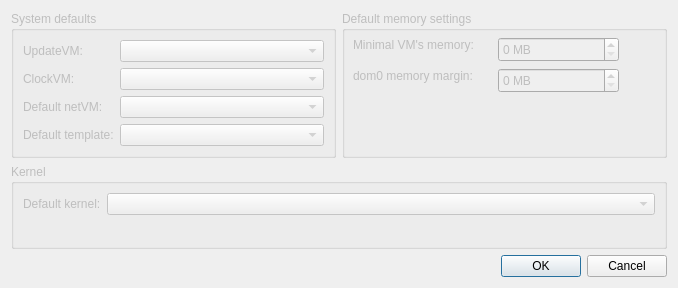
QubesOS/qubes-manager, file globalsettingsdlg.ui: the form before one commit.
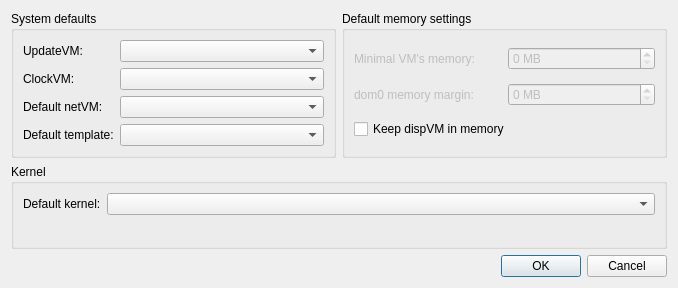
The form after the commit.

Commit message: Global settings dialog.

Patch:
```diff
--- a/globalsettingsdlg.ui
+++ b/globalsettingsdlg.ui
@@ -17,7 +17,7 @@
    <item row="0" column="0">
     <widget class="QGroupBox" name="groupBox">
      <property name="enabled">
-      <bool>false</bool>
+      <bool>true</bool>
      </property>
      <property name="title">
       <string>System defaults</string>
@@ -81,64 +81,52 @@
    <item row="0" column="1">
     <widget class="QGroupBox" name="groupBox_3">
      <property name="enabled">
-      <bool>false</bool>
+      <bool>true</bool>
      </property>
      <property name="title">
       <string>Default memory settings</string>
      </property>
+     <layout class="QGridLayout" name="gridLayout_2">
+      <item row="0" column="0">
      <widget class="QLabel" name="label_6">
-      <property name="geometry">
-       <rect>
-        <x>11</x>
-        <y>26</y>
-        <width>134</width>
-        <height>16</height>
-       </rect>
+        <property name="enabled">
+         <bool>false</bool>
       </property>
       <property name="text">
        <string>Minimal VM's memory:</string>
       </property>
      </widget>
+      </item>
+      <item row="0" column="1">
+       <widget class="QSpinBox" name="min_vm_mem">
+        <property name="enabled">
+         <bool>false</bool>
+        </property>
+        <property name="suffix">
+         <string> MB</string>
+        </property>
+        <property name="maximum">
+         <number>999999999</number>
+        </property>
+        <property name="singleStep">
+         <number>10</number>
+        </property>
+       </widget>
+      </item>
+      <item row="1" column="0">
      <widget class="QLabel" name="label_7">
-      <property name="geometry">
-       <rect>
-        <x>11</x>
-        <y>57</y>
-        <width>139</width>
-        <height>16</height>
-       </rect>
+        <property name="enabled">
+         <bool>false</bool>
       </property>
       <property name="text">
        <string>dom0 memory margin:</string>
       </property>
      </widget>
-     <widget class="QSpinBox" name="minVMmem">
-      <property name="geometry">
-       <rect>
-        <x>156</x>
-        <y>26</y>
-        <width>121</width>
-        <height>25</height>
-       </rect>
-      </property>
-      <property name="suffix">
-       <string> MB</string>
-      </property>
-      <property name="maximum">
-       <number>999999999</number>
-      </property>
-      <property name="singleStep">
-       <number>10</number>
-      </property>
-     </widget>
-     <widget class="QSpinBox" name="dom0memMargin">
-      <property name="geometry">
-       <rect>
-        <x>156</x>
-        <y>57</y>
-        <width>121</width>
-        <height>25</height>
-       </rect>
+      </item>
+      <item row="1" column="1">
+       <widget class="QSpinBox" name="dom0_mem_margin">
+        <property name="enabled">
+         <bool>false</bool>
       </property>
       <property name="suffix">
        <string> MB</string>
@@ -150,12 +138,21 @@
        <number>50</number>
       </property>
      </widget>
+      </item>
+      <item row="2" column="0" colspan="2">
+       <widget class="QCheckBox" name="dispvm_in_memory">
+        <property name="text">
+         <string>Keep dispVM in memory</string>
+        </property>
+       </widget>
+      </item>
+     </layout>
     </widget>
    </item>
    <item row="1" column="0" colspan="2">
     <widget class="QGroupBox" name="groupBox_2">
      <property name="enabled">
-      <bool>false</bool>
+      <bool>true</bool>
      </property>
      <property name="title">
       <string>Kernel</string>
```
Left out of the diff: 10 changed lines with no effect on the pictures. Lines whose indentation alone changed are shown as unchanged. The commit also changes 2 other files.
